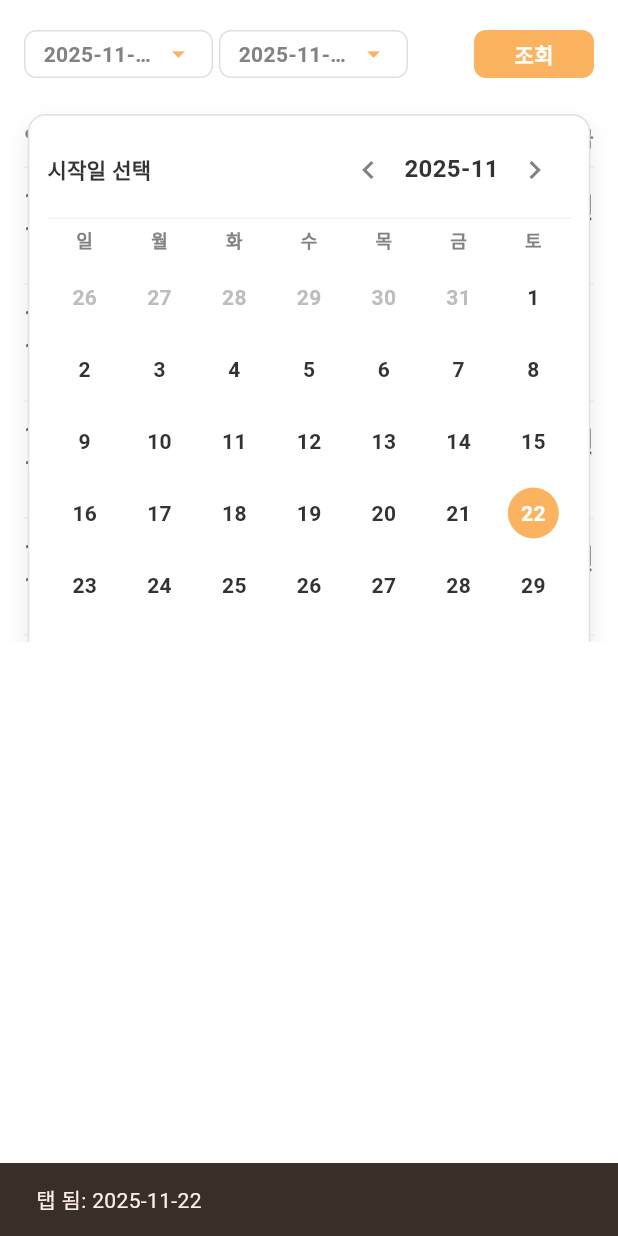
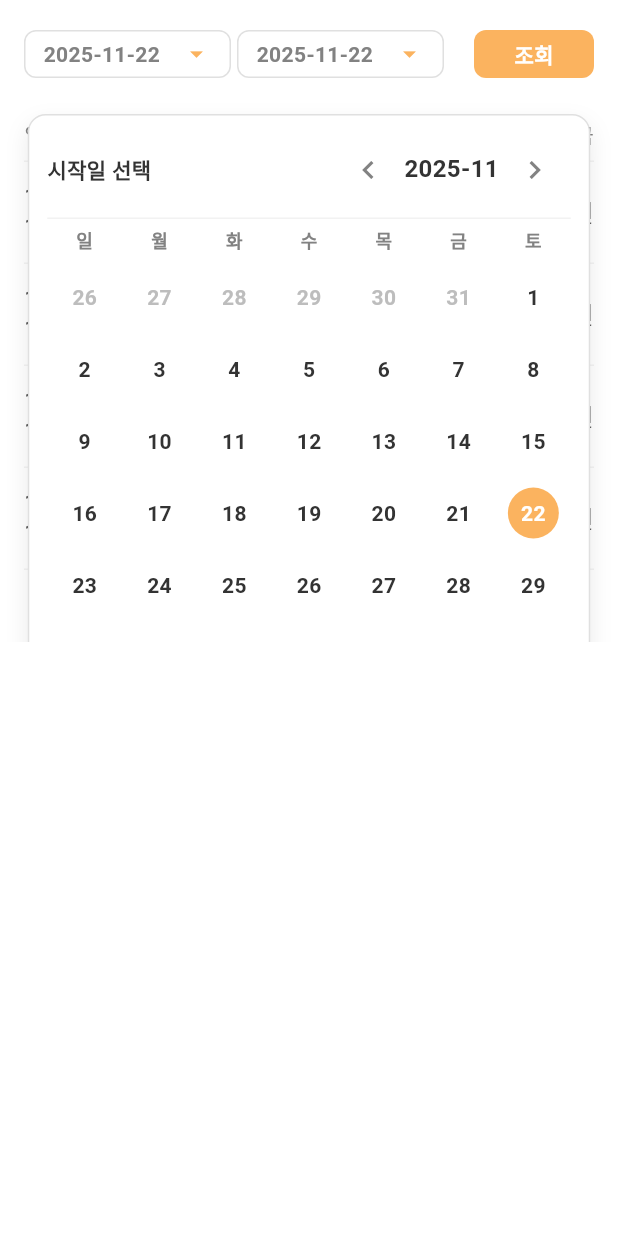
Before and after one commit to rlaaudgjs2/consignment, a Flutter app: the _CompletePageView screen opened directly, after a tap on "2025-11-22", on a phone screen of 412 x 824 dp. Run offline on Flutter 3.47's test engine with Material 3 defaults, Android fonts, the light colour scheme and no system bars.

Commit message:
[#9] UI : complete 페이지 ui 수정

```diff
--- a/lib/src/features/complete/widgets/date_range_query_bar.dart
+++ b/lib/src/features/complete/widgets/date_range_query_bar.dart
@@ -20,8 +20,8 @@ class DateRangeQueryBar extends StatelessWidget {
   static const double _kBarHeight = 48;
   static const double _kControlHeight = 32;
 
-  static const double _kDateGroupWidth = 256;
-  static const double _kDateWidth = 126;
+  static const double _kDateGroupWidth = 280;
+  static const double _kDateWidth = 138;
   static const double _kQueryWidth = 80;
 
   @override
@@ -101,13 +101,6 @@ class _DateDropdownBox extends StatelessWidget {
       color: Colors.transparent,
       child: InkWell(
         onTap: () {
-          // iOS에서 터치가 들어오는지 확인용 (원인 규명 끝나면 제거)
-          ScaffoldMessenger.of(context).showSnackBar(
-            SnackBar(
-              content: Text('탭 됨: $text'),
-              duration: Duration(seconds: 1),
-            ),
-          );
           debugPrint('DateDropdownBox tapped(debugPrint): $text');
           print('DateDropdownBox tapped: $text');
 
@@ -127,10 +120,15 @@ class _DateDropdownBox extends StatelessWidget {
             child: Row(
               children: [
                 Expanded(
-                  child: Text(
-                    text,
-                    style: textStyle,
-                    overflow: TextOverflow.ellipsis,
+                  child: FittedBox(
+                    fit: BoxFit.scaleDown,
+                    alignment: Alignment.centerLeft,
+                    child: Text(
+                      text,
+                      style: textStyle,
+                      maxLines: 1,
+                      softWrap: false,
+                    ),
                   ),
                 ),
                 const SizedBox(width: 8),
--- a/lib/src/features/complete/widgets/driving_history_table_template.dart
+++ b/lib/src/features/complete/widgets/driving_history_table_template.dart
@@ -16,52 +16,57 @@ class DrivingHistoryTableTemplate extends StatelessWidget {
     const headerTextColor = Color(0xFF828282);
     const bodyTextColor = Color(0xFF333333);
 
+    // 헤더
     const headerStyle = TextStyle(
       fontSize: 14,
-      fontWeight: FontWeight.w600,
+      fontWeight: FontWeight.w500,
       height: 1.0,
       color: headerTextColor,
-      // fontFamily: 'Pretendard',
     );
 
+    // 좌측 날짜/시간
     const leftSmallStyle = TextStyle(
       fontSize: 16,
-      fontWeight: FontWeight.w600,
+      fontWeight: FontWeight.w500,
       height: 1.0,
       color: bodyTextColor,
-      // fontFamily: 'Pretendard',
     );
 
+    // 출발지/도착지
     const titleStyle = TextStyle(
       fontSize: 16,
-      fontWeight: FontWeight.w600,
-      height: 1.2,
+      fontWeight: FontWeight.w500,
+      height: 1.15,
       color: bodyTextColor,
-      // fontFamily: 'Pretendard',
     );
 
     const subStyle = TextStyle(
-      fontSize: 14,
+      fontSize: 16,
       fontWeight: FontWeight.w500,
-      height: 1.2,
-      color: headerTextColor,
-      // fontFamily: 'Pretendard',
+      height: 1.15,
+      color: bodyTextColor,
     );
 
+    // 요금
     const priceStyle = TextStyle(
-      fontSize: 18,
-      fontWeight: FontWeight.w600,
+      fontSize: 16,
+      fontWeight: FontWeight.w500,
       height: 1.0,
       color: bodyTextColor,
-      // fontFamily: 'Pretendard',
     );
+
+    // ---- 핵심: 간격 조절 값 ----
+    const double headerVerticalPadding = 10; // 기존 12보다 약간 축소
+    const double rowVerticalPadding = 10; // 기존 14 -> 축소
+    const double dateTimeGap = 4; // 기존 6 -> 축소
+    const double titleToSubGap = 6; // 기존 8 -> 축소
 
     return Padding(
       padding: const EdgeInsets.symmetric(horizontal: 16),
       child: Column(
         children: [
           Padding(
-            padding: const EdgeInsets.symmetric(vertical: 12),
+            padding: const EdgeInsets.symmetric(vertical: headerVerticalPadding),
             child: Row(
               children: [
                 SizedBox(width: 72, child: Text('일자', style: headerStyle)),
@@ -87,27 +92,33 @@ class DrivingHistoryTableTemplate extends StatelessWidget {
             return Column(
               children: [
                 Padding(
-                  padding: const EdgeInsets.symmetric(vertical: 14),
+                  padding: const EdgeInsets.symmetric(vertical: rowVerticalPadding),
                   child: Row(
-                    crossAxisAlignment: CrossAxisAlignment.start,
+                    // 전체 row를 세로 중앙 정렬
+                    crossAxisAlignment: CrossAxisAlignment.center,
                     children: [
                       SizedBox(
                         width: 72,
+                        // 왼쪽 날짜/시간도 “row 중앙” 기준으로 배치
                         child: Column(
+                          mainAxisSize: MainAxisSize.min,
+                          mainAxisAlignment: MainAxisAlignment.center,
                           crossAxisAlignment: CrossAxisAlignment.start,
                           children: [
                             Text(dateText, style: leftSmallStyle),
-                            const SizedBox(height: 6),
+                            const SizedBox(height: dateTimeGap),
                             Text(timeText, style: leftSmallStyle),
                           ],
                         ),
                       ),
+
                       Expanded(
                         child: Column(
+                          mainAxisSize: MainAxisSize.min,
                           crossAxisAlignment: CrossAxisAlignment.start,
                           children: [
                             Text(h.startTitle, style: titleStyle),
-                            const SizedBox(height: 8),
+                            const SizedBox(height: titleToSubGap),
                             Row(
                               children: [
                                 const Text('→  ', style: TextStyle(color: headerTextColor)),
@@ -123,15 +134,15 @@ class DrivingHistoryTableTemplate extends StatelessWidget {
                           ],
                         ),
                       ),
+
                       const SizedBox(width: 12),
+
                       SizedBox(
                         width: 84,
+                        // ✅ 핵심: 요금도 세로 중앙
                         child: Align(
                           alignment: Alignment.centerRight,
-                          child: Padding(
-                            padding: const EdgeInsets.only(top: 2),
-                            child: Text(priceText, style: priceStyle),
-                          ),
+                          child: Text(priceText, style: priceStyle),
                         ),
                       ),
                     ],
```
